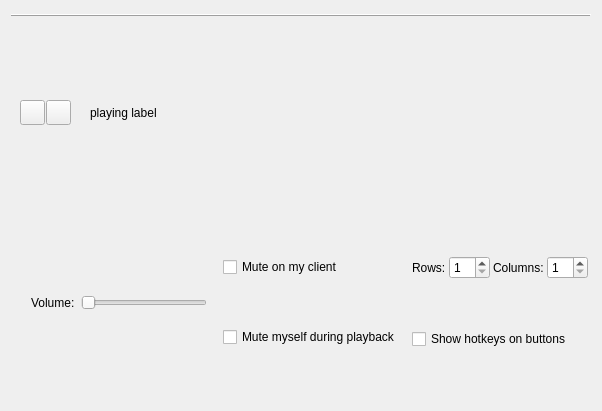
This is src/config_qt.ui in MGraefe/RP-Soundboard as Qt 5 draws it before an edit. The edited form follows.
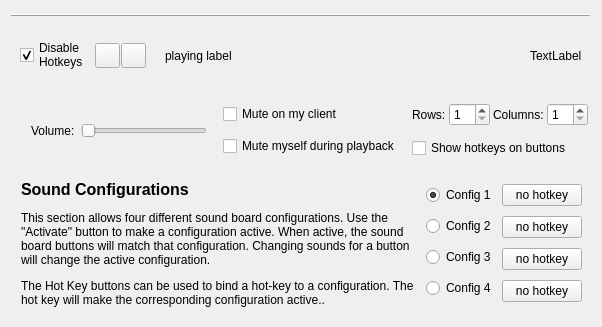
This is the edited form. Icons and pictures are not drawn.

Commit message: Added capability to swap out sound files for up to four different configurations

Patch:
```diff
--- a/src/config_qt.ui
+++ b/src/config_qt.ui
@@ -10,7 +10,7 @@
     <x>0</x>
     <y>0</y>
     <width>602</width>
-    <height>411</height>
+    <height>327</height>
    </rect>
   </property>
   <property name="minimumSize">
@@ -65,6 +65,17 @@
       <property name="bottomMargin">
        <number>3</number>
       </property>
+      <item>
+       <widget class="QCheckBox" name="checkDisable">
+        <property name="text">
+         <string>Disable
+Hotkeys</string>
+        </property>
+        <property name="checked">
+         <bool>true</bool>
+        </property>
+       </widget>
+      </item>
       <item>
        <layout class="QHBoxLayout" name="horizontalLayout_4">
         <property name="spacing">
@@ -153,6 +164,13 @@
         </property>
        </widget>
       </item>
+      <item>
+       <widget class="QLabel" name="labelStatus">
+        <property name="text">
+         <string>TextLabel</string>
+        </property>
+       </widget>
+      </item>
      </layout>
     </widget>
    </item>
@@ -324,6 +342,107 @@
      </layout>
     </widget>
    </item>
+   <item>
+    <widget class="QWidget" name="fileWidget" native="true">
+     <property name="sizePolicy">
+      <sizepolicy hsizetype="Preferred" vsizetype="Fixed">
+       <horstretch>0</horstretch>
+       <verstretch>0</verstretch>
+      </sizepolicy>
+     </property>
+     <layout class="QHBoxLayout" name="fileLayout">
+      <property name="leftMargin">
+       <number>10</number>
+      </property>
+      <item>
+       <widget class="QLabel" name="label_4">
+        <property name="sizePolicy">
+         <sizepolicy hsizetype="MinimumExpanding" vsizetype="Preferred">
+          <horstretch>0</horstretch>
+          <verstretch>0</verstretch>
+         </sizepolicy>
+        </property>
+        <property name="text">
+         <string>&lt;html&gt;&lt;head/&gt;&lt;body&gt;&lt;p&gt;&lt;span style=&quot; font-size:12pt; font-weight:600;&quot;&gt;Sound Configurations&lt;/span&gt;&lt;/p&gt;&lt;p&gt;This section allows four different sound board configurations. Use the &amp;quot;Activate&amp;quot; button to make a configuration active. When active, the sound board buttons will match that configuration. Changing sounds for a button will change the active configuration.&lt;/p&gt;&lt;p&gt;The Hot Key buttons can be used to bind a hot-key to a configuration.  The hot key will make the corresponding configuration active..&lt;/p&gt;&lt;/body&gt;&lt;/html&gt;</string>
+        </property>
+        <property name="wordWrap">
+         <bool>true</bool>
+        </property>
+       </widget>
+      </item>
+      <item>
+       <layout class="QVBoxLayout" name="verticalLayout">
+        <item>
+         <widget class="QRadioButton" name="radioConfig1">
+          <property name="text">
+           <string>Config 1</string>
+          </property>
+          <property name="checked">
+           <bool>true</bool>
+          </property>
+         </widget>
+        </item>
+        <item>
+         <widget class="QRadioButton" name="radioConfig2">
+          <property name="text">
+           <string>Config 2</string>
+          </property>
+         </widget>
+        </item>
+        <item>
+         <widget class="QRadioButton" name="radioConfig3">
+          <property name="text">
+           <string>Config 3</string>
+          </property>
+         </widget>
+        </item>
+        <item>
+         <widget class="QRadioButton" name="radioConfig4">
+          <property name="text">
+           <string>Config 4</string>
+          </property>
+         </widget>
+        </item>
+       </layout>
+      </item>
+      <item>
+       <layout class="QVBoxLayout" name="verticalLayout_6">
+        <property name="leftMargin">
+         <number>0</number>
+        </property>
+        <item>
+         <widget class="QPushButton" name="pushFile1">
+          <property name="text">
+           <string>no hotkey</string>
+          </property>
+         </widget>
+        </item>
+        <item>
+         <widget class="QPushButton" name="pushFile2">
+          <property name="text">
+           <string>no hotkey</string>
+          </property>
+         </widget>
+        </item>
+        <item>
+         <widget class="QPushButton" name="pushFile3">
+          <property name="text">
+           <string>no hotkey</string>
+          </property>
+         </widget>
+        </item>
+        <item>
+         <widget class="QPushButton" name="pushFile4">
+          <property name="text">
+           <string>no hotkey</string>
+          </property>
+         </widget>
+        </item>
+       </layout>
+      </item>
+     </layout>
+    </widget>
+   </item>
   </layout>
  </widget>
  <resources>
```
The commit also changes 11 other files.
